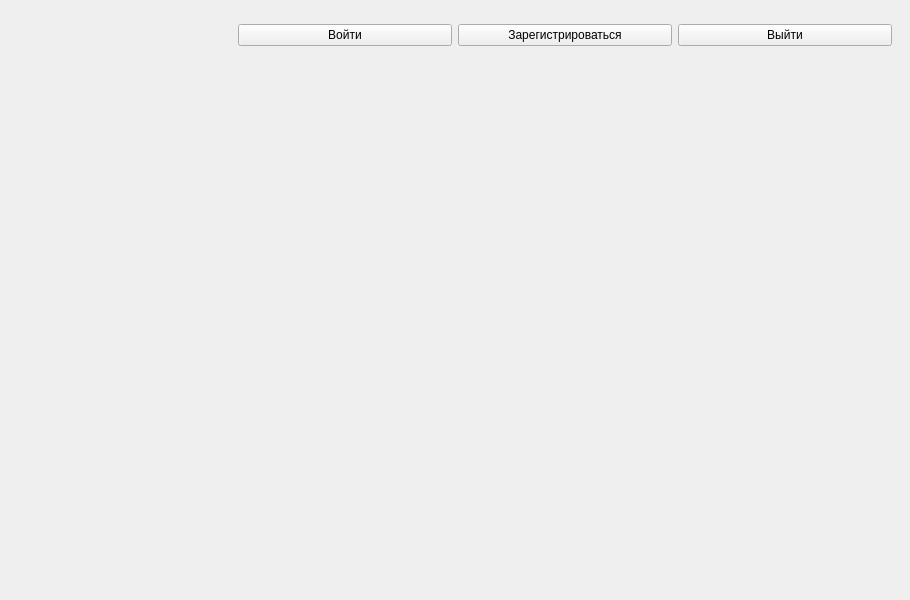
Old version of the form client/mypage.ui in the repository ttema4/p2p-app.
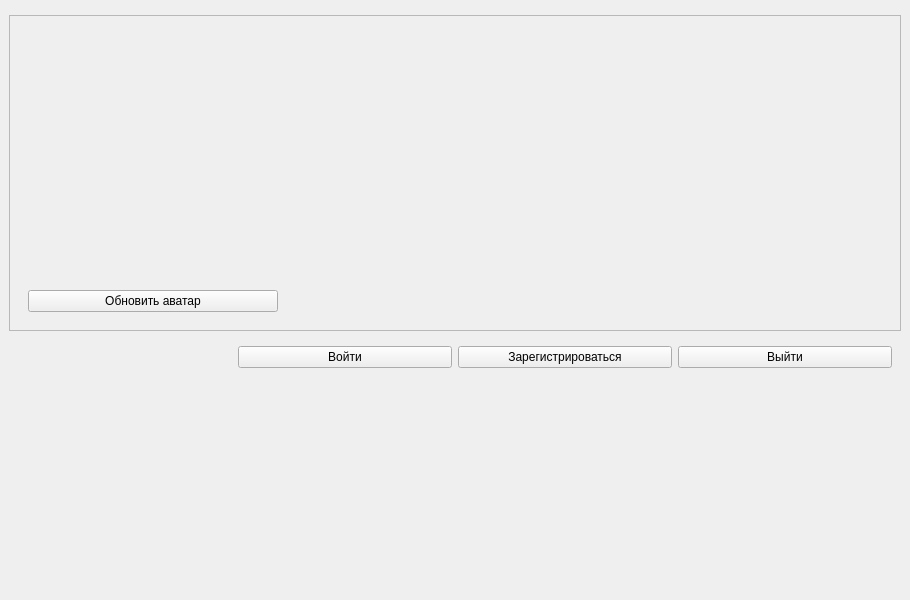
New version of the form.

Commit message: Sign in, sign up and mypage first implementation

Patch:
```diff
--- a/client/mypage.ui
+++ b/client/mypage.ui
@@ -24,6 +24,75 @@
     <item>
      <widget class="QWidget" name="widget_2" native="true"/>
     </item>
+    <item>
+     <widget class="QFrame" name="frame">
+      <property name="frameShape">
+       <enum>QFrame::StyledPanel</enum>
+      </property>
+      <property name="frameShadow">
+       <enum>QFrame::Raised</enum>
+      </property>
+      <layout class="QHBoxLayout" name="horizontalLayout_2">
+       <item>
+        <widget class="QWidget" name="widget_3" native="true">
+         <property name="sizePolicy">
+          <sizepolicy hsizetype="Fixed" vsizetype="Fixed">
+           <horstretch>0</horstretch>
+           <verstretch>0</verstretch>
+          </sizepolicy>
+         </property>
+         <layout class="QVBoxLayout" name="verticalLayout_2">
+          <item>
+           <widget class="QLabel" name="label_2">
+            <property name="sizePolicy">
+             <sizepolicy hsizetype="Fixed" vsizetype="Fixed">
+              <horstretch>0</horstretch>
+              <verstretch>0</verstretch>
+             </sizepolicy>
+            </property>
+            <property name="minimumSize">
+             <size>
+              <width>250</width>
+              <height>250</height>
+             </size>
+            </property>
+            <property name="baseSize">
+             <size>
+              <width>0</width>
+              <height>0</height>
+             </size>
+            </property>
+            <property name="text">
+             <string/>
+            </property>
+           </widget>
+          </item>
+          <item>
+           <widget class="QPushButton" name="pushButton_4">
+            <property name="text">
+             <string>Обновить аватар</string>
+            </property>
+           </widget>
+          </item>
+         </layout>
+        </widget>
+       </item>
+       <item>
+        <spacer name="horizontalSpacer">
+         <property name="orientation">
+          <enum>Qt::Horizontal</enum>
+         </property>
+         <property name="sizeHint" stdset="0">
+          <size>
+           <width>40</width>
+           <height>20</height>
+          </size>
+         </property>
+        </spacer>
+       </item>
+      </layout>
+     </widget>
+    </item>
     <item>
      <widget class="QWidget" name="widget" native="true">
       <layout class="QHBoxLayout" name="horizontalLayout">
```
The commit also changes 21 other files.
